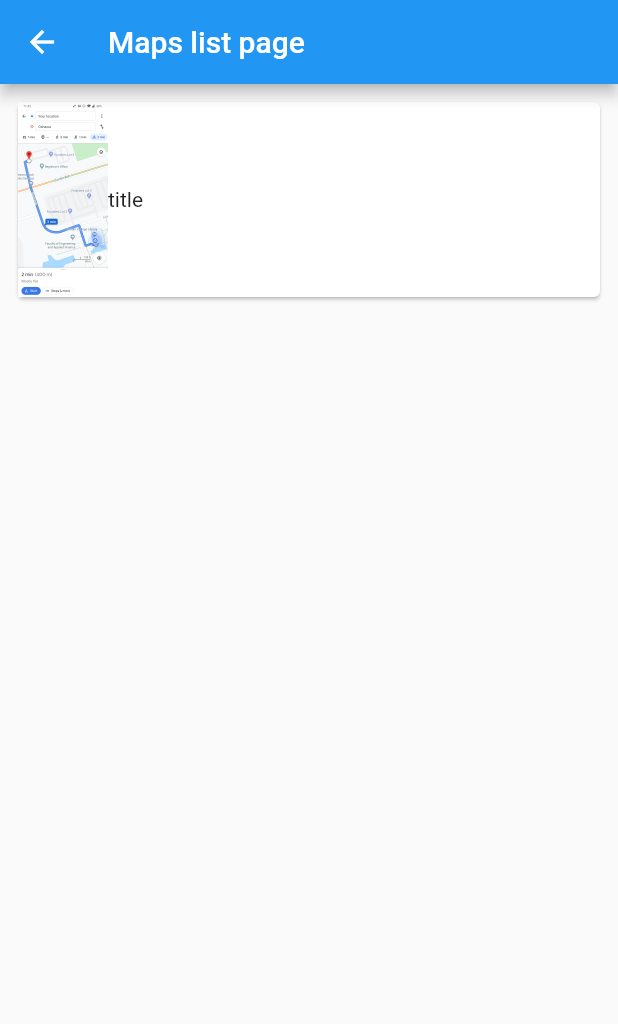
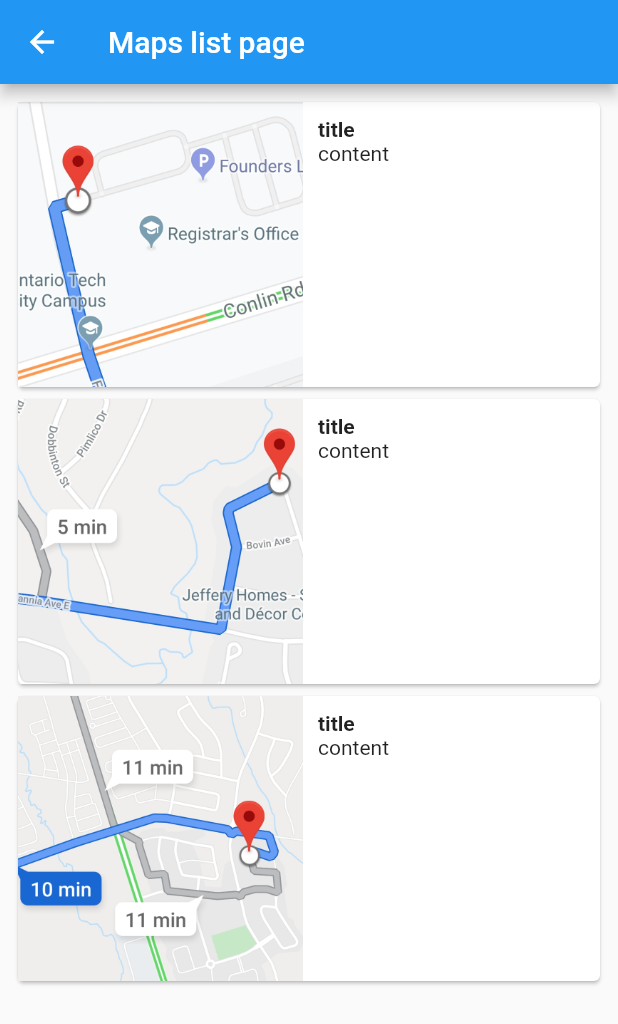
Before and after one commit to justinjk007/ui-course-project, a Flutter app: the MapsListPage screen opened directly, on a phone screen of 412 x 824 dp. Shown: the top 1024 px of the screen. Run offline on Flutter 3.47's test engine with Material 2 defaults, Android fonts, the phone set to English and light mode, and no system bars.

Commit message:
Version 1 of racing route pages

```diff
--- a/lib/maps_list_page.dart
+++ b/lib/maps_list_page.dart
@@ -19,7 +19,24 @@
       body: ListView(
         padding: EdgeInsets.all(8),
         children: <Widget>[
-          MapsListWidget(),
+          MapsListWidget(
+            title: "title",
+            content: "content",
+            image: "assets/map1_crop.jpg",
+            // onTap:
+          ),
+          MapsListWidget(
+            title: "title",
+            content: "content",
+            image: "assets/map2_crop.jpg",
+            // onTap:
+          ),
+          MapsListWidget(
+            title: "title",
+            content: "content",
+            image: "assets/map3_crop.jpg",
+            // onTap:
+          ),
         ], // List
       ),
     );
--- a/lib/maps_list_widget.dart
+++ b/lib/maps_list_widget.dart
@@ -3,7 +3,17 @@
 class MapsListWidget extends StatefulWidget {
   MapsListWidget({
     Key key,
+    this.title,
+    this.content,
+    this.image,
+    this.onTap,
   }) : super(key: key);
+
+  final String title;
+  final String content;
+  final String image;
+  final Function onTap;
+
   @override
   _MapsListWidgetState createState() => _MapsListWidgetState();
 }
@@ -13,16 +23,26 @@
   Widget build(BuildContext context) {
     return Card(
       child: SizedBox(
-        height: 130.0,
+        height: 190.0,
         child: InkWell(
-          onTap: () {
-            // do something
-          },
+          onTap: widget.onTap,  //whatever function was passed to this
           child: Row(
             mainAxisSize: MainAxisSize.min,
             children: <Widget>[
-              Image.asset('assets/map1.jpg', scale: 6),
-              Text("title"),
+              Image.asset(widget.image),
+              Padding(
+                padding: EdgeInsets.all(10),
+                child: Column(
+                  crossAxisAlignment: CrossAxisAlignment.start,
+                  children: <Widget>[
+                    Text(
+                      widget.title,
+                      style: TextStyle(fontWeight: FontWeight.bold),
+                    ),
+                    Text(widget.content),
+                  ],
+                ),
+              ),
             ], // End of list
           ),
         ),
--- a/pubspec.yaml
+++ b/pubspec.yaml
@@ -22,3 +22,6 @@
    - assets/map1.jpg
    - assets/map2.jpg
    - assets/map3.jpg
+   - assets/map1_crop.jpg       # These croped images need to 800x800
+   - assets/map2_crop.jpg       # These croped images need to 800x800
+   - assets/map3_crop.jpg       # These croped images need to 800x800
```
Also changed, not shown: assets/map1_crop.jpg (added), assets/map2_crop.jpg (added), assets/map3_crop.jpg (added).
